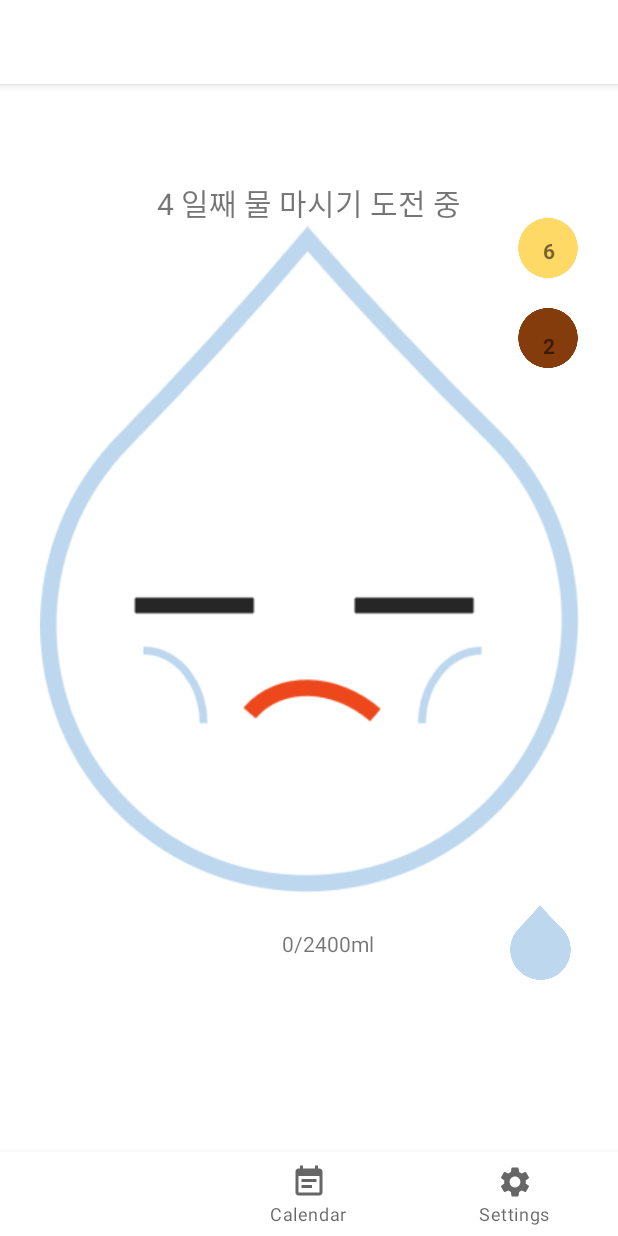
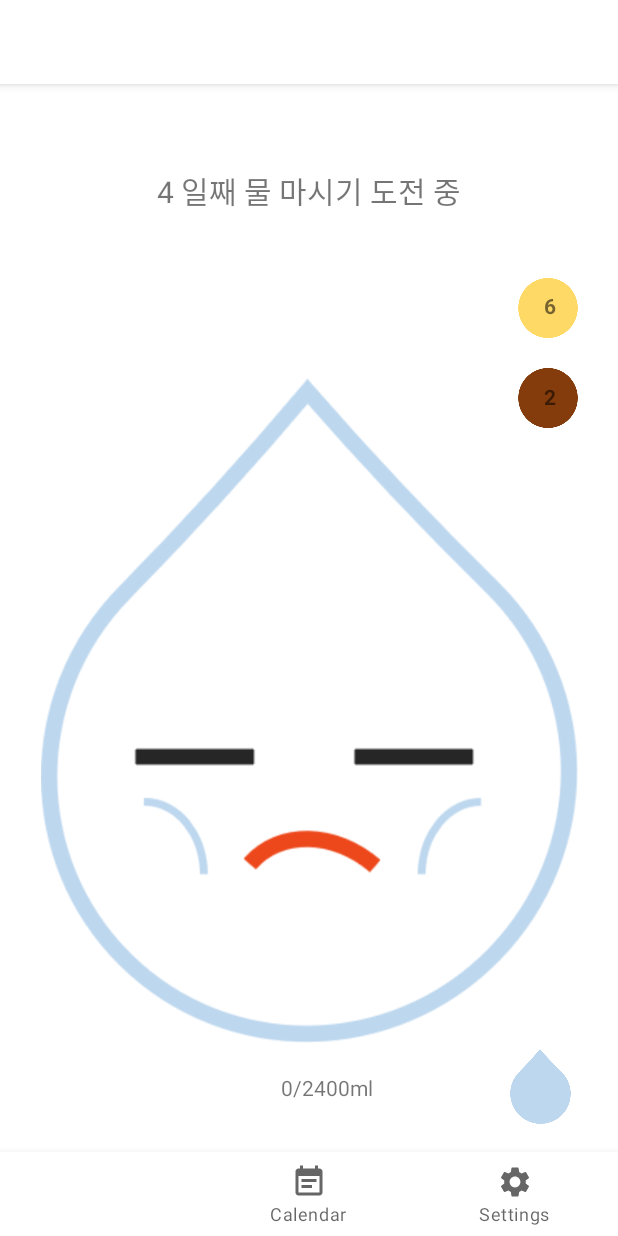
Before and after one commit to hanaandalice/Plouf, an Android app: the screen it shows after launch (MainActivity), on a phone screen of 412 x 824 dp. Run offline under Robolectric (Android 15) with nearby library versions, the phone set to English and light mode, and no system bars; our stand-ins replace Room's generated code, navigation-ui.

```diff
--- a/app/src/main/java/com/example/plouf/MainActivity.java
+++ b/app/src/main/java/com/example/plouf/MainActivity.java
@@ -2,6 +2,7 @@ package com.example.plouf;
 
 import android.os.Bundle;
 
+import com.example.plouf.data.Pd;
 import com.google.android.material.bottomnavigation.BottomNavigationView;
 
 import androidx.appcompat.app.AppCompatActivity;
@@ -9,6 +10,9 @@ import androidx.navigation.NavController;
 import androidx.navigation.Navigation;
 import androidx.navigation.ui.AppBarConfiguration;
 import androidx.navigation.ui.NavigationUI;
+import androidx.room.Database;
+import androidx.room.TypeConverter;
+
 // TODO : 옆으로 슬라이드 했을때 메뉴 변경되게 만들기
 public class MainActivity extends AppCompatActivity {
 
--- a/app/src/main/res/layout/activity_main.xml
+++ b/app/src/main/res/layout/activity_main.xml
@@ -4,7 +4,7 @@
     android:id="@+id/container"
     android:layout_width="match_parent"
     android:layout_height="match_parent"
-    android:paddingTop="?attr/actionBarSize">
+    android:paddingTop="@dimen/activity_horizontal_margin">
 
     <com.google.android.material.bottomnavigation.BottomNavigationView
         android:id="@+id/nav_view"
--- a/app/src/main/res/layout/fragment_calendar.xml
+++ b/app/src/main/res/layout/fragment_calendar.xml
@@ -19,7 +19,7 @@
         android:orientation="horizontal"
         android:visibility="visible"
         app:layout_constraintTop_toBottomOf="@id/text_calendar"
-        app:mcv_selectionColor="#f79256"
-        app:mcv_selectionMode="range" />
+        app:mcv_selectionColor="#BDD7EE"
+        app:mcv_selectionMode="single" />
 
 </androidx.constraintlayout.widget.ConstraintLayout>
--- a/app/src/main/res/layout/fragment_home.xml
+++ b/app/src/main/res/layout/fragment_home.xml
@@ -18,22 +18,23 @@
         android:textSize="20sp"
         app:layout_constraintBottom_toTopOf="@+id/tv_waterAmount"
         app:layout_constraintEnd_toEndOf="parent"
-        app:layout_constraintHorizontal_bias="1.0"
+        app:layout_constraintHorizontal_bias="0.0"
         app:layout_constraintStart_toStartOf="parent"
         app:layout_constraintTop_toTopOf="parent"
-        app:layout_constraintVertical_bias="0.0" />
+        app:layout_constraintVertical_bias="0.27" />
 
     <ImageView
         android:id="@+id/img_water"
         android:layout_width="359dp"
-        android:layout_height="445dp"
-        android:layout_marginBottom="240dp"
+        android:layout_height="443dp"
+        android:layout_marginBottom="120dp"
+        android:adjustViewBounds="true"
         android:src="@drawable/hungry_0_30"
         app:layout_constraintBottom_toBottomOf="parent"
         app:layout_constraintEnd_toEndOf="parent"
         app:layout_constraintStart_toStartOf="parent"
         app:layout_constraintTop_toBottomOf="@+id/tv_progress"
-        app:layout_constraintVertical_bias="0.0" />
+        app:layout_constraintVertical_bias="0.926" />
 
     <TextView
         android:id="@+id/tv_waterAmount"
@@ -45,16 +46,16 @@
         android:textAlignment="center"
         app:layout_constraintBottom_toBottomOf="parent"
         app:layout_constraintEnd_toStartOf="@+id/img_drink"
-        app:layout_constraintHorizontal_bias="0.865"
+        app:layout_constraintHorizontal_bias="0.858"
         app:layout_constraintStart_toStartOf="parent"
         app:layout_constraintTop_toBottomOf="@+id/img_water"
-        app:layout_constraintVertical_bias="0.0" />
+        app:layout_constraintVertical_bias="0.125" />
 
     <ImageView
         android:id="@+id/img_drink"
         android:layout_width="50dp"
         android:layout_height="50dp"
-        android:layout_marginTop="8dp"
+        android:layout_marginTop="4dp"
         android:src="@drawable/drink_water"
         app:layout_constraintEnd_toEndOf="parent"
         app:layout_constraintHorizontal_bias="0.927"
@@ -71,7 +72,7 @@
         app:layout_constraintHorizontal_bias="0.929"
         app:layout_constraintStart_toStartOf="parent"
         app:layout_constraintTop_toTopOf="parent"
-        app:layout_constraintVertical_bias="0.05" />
+        app:layout_constraintVertical_bias="0.159" />
 
     <ImageView
         android:id="@+id/img_feces"
@@ -95,10 +96,10 @@
         android:textStyle="bold"
         app:layout_constraintBottom_toBottomOf="parent"
         app:layout_constraintEnd_toEndOf="parent"
-        app:layout_constraintHorizontal_bias="0.942"
+        app:layout_constraintHorizontal_bias="0.944"
         app:layout_constraintStart_toStartOf="parent"
         app:layout_constraintTop_toTopOf="parent"
-        app:layout_constraintVertical_bias="0.068" />
+        app:layout_constraintVertical_bias="0.174" />
 
     <TextView
         android:id="@+id/tv_fecesCnt"
@@ -109,10 +110,10 @@
         android:textStyle="bold"
         app:layout_constraintBottom_toBottomOf="parent"
         app:layout_constraintEnd_toEndOf="parent"
-        app:layout_constraintHorizontal_bias="0.942"
+        app:layout_constraintHorizontal_bias="0.944"
         app:layout_constraintStart_toStartOf="parent"
         app:layout_constraintTop_toBottomOf="@+id/img_pee"
-        app:layout_constraintVertical_bias="0.06" />
+        app:layout_constraintVertical_bias="0.054" />
 
 
 </androidx.constraintlayout.widget.ConstraintLayout>
```
Also changed, not shown: app/build.gradle (+17 -0 lines), app/src/main/java/com/example/plouf/data/AppDatabase.java (added, +42 -0 lines), app/src/main/java/com/example/plouf/data/Pd.java (added, +100 -0 lines), app/src/main/java/com/example/plouf/data/PdDao.java (added, +34 -0 lines), app/src/main/java/com/example/plouf/ui/calendar/CalendarFragment.java (+63 -1 lines), app/src/main/java/com/example/plouf/ui/calendar/EventDecorator.java (added, +29 -0 lines).
